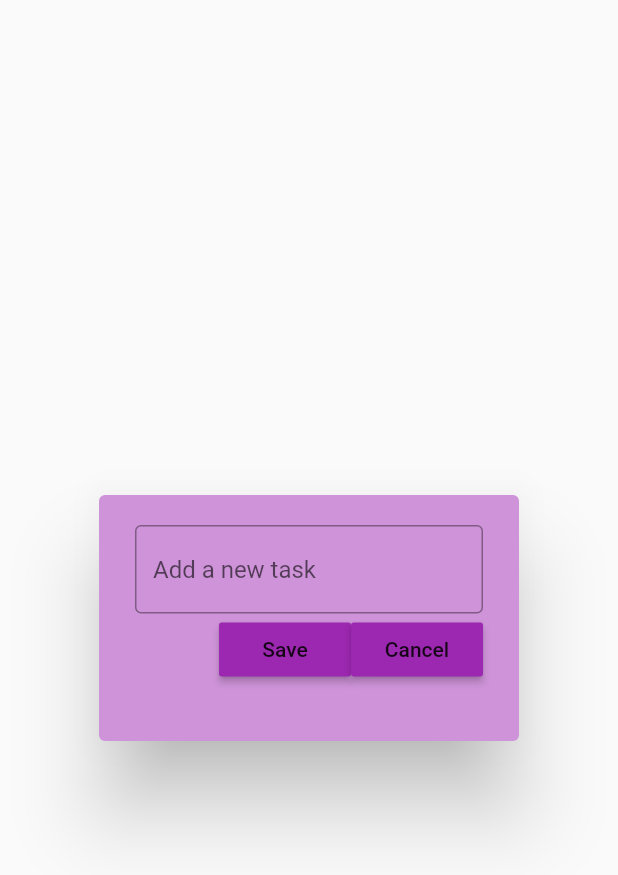
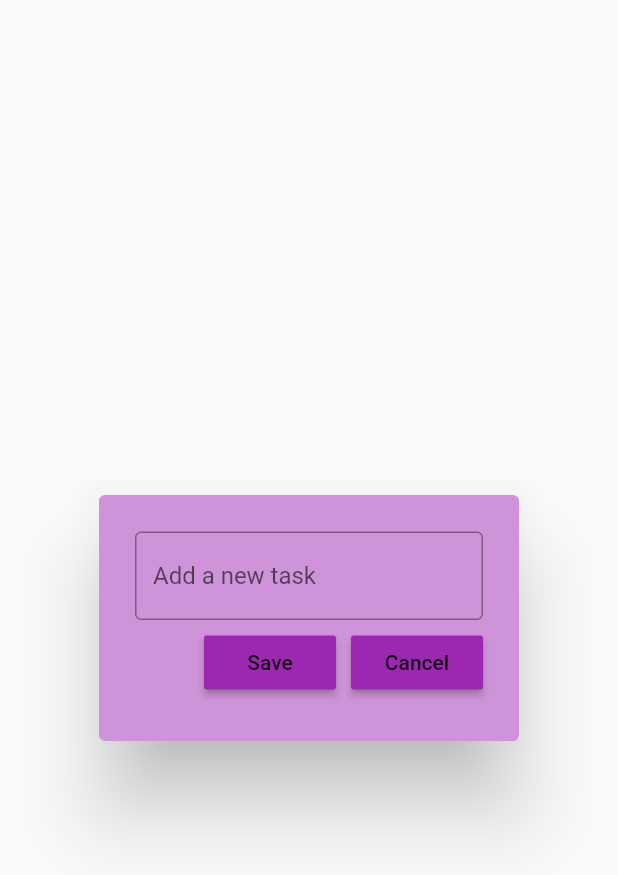
Before and after one commit to ameenakabir22/to_do_app, a Flutter app: the DialogBox widget shown alone on an empty page, opened directly, on a phone screen of 412 x 824 dp. Shown: the top 875 px of the screen. Run offline on Flutter 3.47's test engine with Material 2 defaults, Android fonts, the phone set to English and light mode, and no system bars.

Commit message:
i adjusted space between the two buttons

```diff
--- a/lib/utilities/dialog_box.dart
+++ b/lib/utilities/dialog_box.dart
@@ -10,7 +10,8 @@ class DialogBox extends StatelessWidget {
       backgroundColor: Colors.purple[200],
       content: Container(
         height: 120,
-        child: Column(children: [
+        child:
+            Column(mainAxisAlignment: MainAxisAlignment.spaceEvenly, children: [
           //user input
           TextField(
             decoration: InputDecoration(
@@ -23,6 +24,10 @@ class DialogBox extends StatelessWidget {
             children: [
               // save buttton
               MyButton(text: "Save", onPressed: () {}),
+
+              const SizedBox(
+                width: 10,
+              ),
               // cancel button
               MyButton(text: "Cancel", onPressed: () {})
             ],
```
